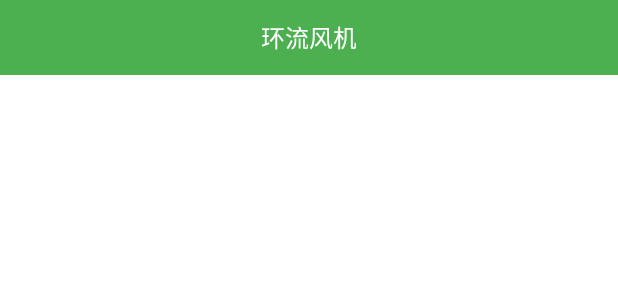
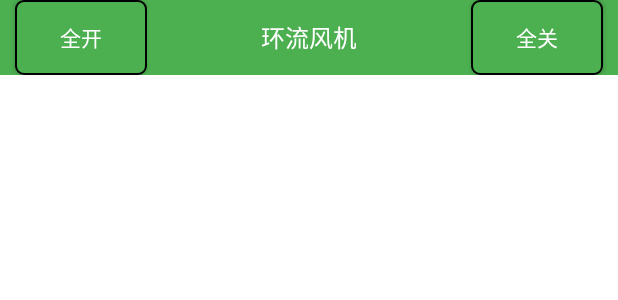
Before and after one commit to jcfarm/Android4, an Android app: the layout activity_control_details.xml on its own in the app's theme, with its tools: preview values and no code run, on a phone screen of 412 x 824 dp. Shown: the top 300 px of the screen. Run offline under Robolectric (Android 15) with nearby library versions, the phone set to English and light mode, and no system bars.

Commit message:
手机批量完成

```diff
--- a/MyFarm/app/src/main/java/com/example/zhangnan/myfarm/activity_information/Draught_FanController.java
+++ b/MyFarm/app/src/main/java/com/example/zhangnan/myfarm/activity_information/Draught_FanController.java
@@ -4,7 +4,7 @@ package com.example.zhangnan.myfarm.activity_information;
  * Created by Far-away on 17/5/24.
  */
 
-public class Draught_FanController {
+public class Draught_FanController  {
     private String id;
     private String type;
     private String state;
--- /dev/null
+++ b/MyFarm/app/src/main/res/color/red.xml
@@ -0,0 +1,4 @@
+<?xml version="1.0" encoding="utf-8"?>
+<selector xmlns:android="http://schemas.android.com/apk/res/android">
+    <item android:color="@color/red"></item>
+</selector>
--- /dev/null
+++ b/MyFarm/app/src/main/res/drawable/green.xml
@@ -0,0 +1,9 @@
+<?xml version="1.0" encoding="utf-8"?>
+<shape xmlns:android="http://schemas.android.com/apk/res/android">
+    <corners android:radius="5dp"></corners>
+    <solid
+        android:color="@color/app_green"></solid>
+    <stroke
+        android:width="1dp"></stroke>
+
+</shape>
--- a/MyFarm/app/src/main/res/layout/activity_control_details.xml
+++ b/MyFarm/app/src/main/res/layout/activity_control_details.xml
@@ -7,23 +7,41 @@
     android:layout_height="match_parent"
     android:background="#ffffff">
 
-    <LinearLayout
+    <RelativeLayout
         android:background="@color/app_green"
         android:layout_width="match_parent"
         android:layout_height="50dp"
-        android:gravity="center_vertical"
-        android:orientation="horizontal">
+        android:baselineAligned="false"
+        >
+        <Button
+            android:layout_width="wrap_content"
+            android:layout_height="match_parent"
+            android:text="全开"
+            android:id="@+id/control_details_list_item_select_all_on_btn"
+            android:layout_alignParentLeft="true"
+            android:layout_marginLeft="10dp"
+            android:background="@drawable/green"
+            />
 
         <TextView
-            android:layout_width="match_parent"
-            android:layout_height="40dp"
+            android:layout_width="wrap_content"
+            android:layout_height="match_parent"
             android:textColor="#ffffff"
             tools:text="环流风机"
             android:textSize="16sp"
             android:gravity="center"
-            android:id="@+id/control_details_title_text_view"/>
+            android:id="@+id/control_details_title_text_view"
+            android:layout_centerInParent="true"/>
+        <Button
+            android:layout_width="wrap_content"
+            android:layout_height="match_parent"
+            android:text="全关"
+            android:id="@+id/control_details_list_item_select_all_off_btn"
+            android:layout_alignParentRight="true"
+            android:layout_marginRight="10dp"
+            android:background="@drawable/green" />
 
-    </LinearLayout>
+    </RelativeLayout>
 
     <android.support.v7.widget.RecyclerView
         android:id="@+id/control_details_recycler_view"
--- a/MyFarm/app/src/main/res/layout/control_details_list_item.xml
+++ b/MyFarm/app/src/main/res/layout/control_details_list_item.xml
@@ -12,7 +12,9 @@
             android:layout_height="50dp"
             android:background="#ffffff"
             android:orientation="horizontal"
-            android:layout_gravity="center">
+            android:layout_gravity="center"
+            android:id="@+id/control_details_list_item_Layout"
+            >
 
             <TextView
                 android:layout_weight="1"
--- a/MyFarm/app/src/main/res/layout/control_details_list_item2.xml
+++ b/MyFarm/app/src/main/res/layout/control_details_list_item2.xml
@@ -4,14 +4,16 @@
     android:orientation="vertical"
     android:layout_width="match_parent"
     android:layout_height="wrap_content"
-    android:gravity="center">
+    android:gravity="center"
+    android:id="@+id/control_details_lis_item2">
     <LinearLayout
         android:layout_width="match_parent"
         android:layout_height="50dp"
         android:gravity="center_vertical"
         android:orientation="horizontal"
         android:background="#ffffff"
-        android:id="@+id/control_details_lis_item2">
+        android:id="@+id/control_details_list_item2_Layout"
+        >
 
         <TextView
             android:layout_width="0dp"
```
Also changed, not shown: MyFarm/app/src/main/java/com/example/zhangnan/myfarm/ControlDetalisActivity.java (+98 -9 lines), MyFarm/app/src/main/java/com/example/zhangnan/myfarm/VisitServer.java (+6 -3 lines), MyFarm/app/src/main/java/com/example/zhangnan/myfarm/activity_information/Control_all.java (added, +47 -0 lines).
